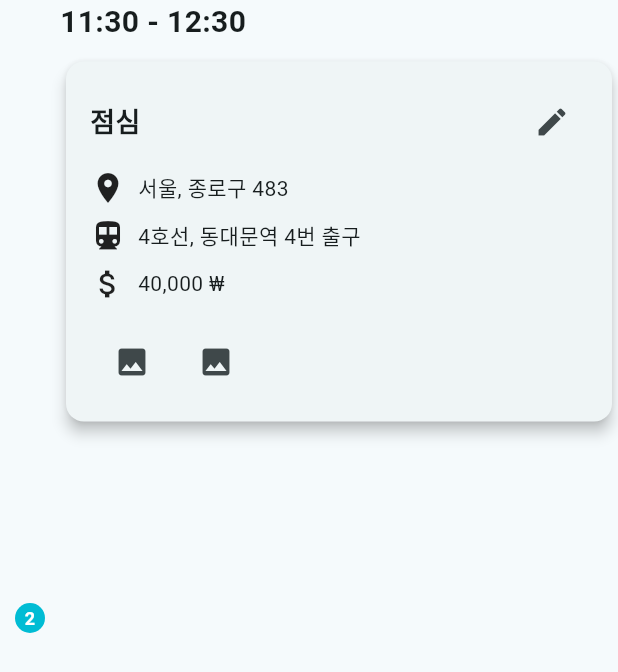
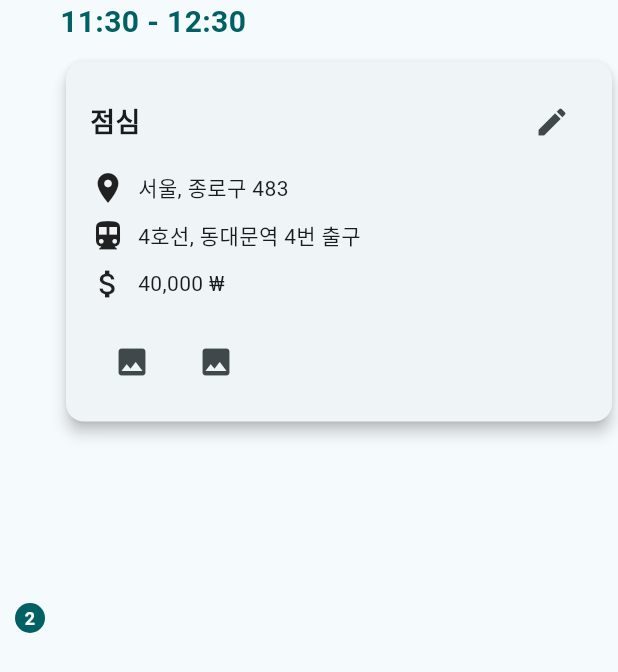
Before and after one commit to clapkong/Final_Travel_Planner, a Flutter app: the ScheduleItem widget shown alone on an empty page, opened directly, on a phone screen of 412 x 824 dp. Shown: the top 672 px of the screen. Run offline on Flutter 3.47's test engine with Material 3 defaults, Android fonts, the phone set to English and light mode, and no system bars; our stand-ins replace carousel_slider, csc_picker, google_maps_flutter; Roboto replaces fonts that are missing (Pretendard).

Commit message:
minor design changes

```diff
--- a/lib/pages/results_page.dart
+++ b/lib/pages/results_page.dart
@@ -811,7 +811,7 @@ class ScheduleItem extends StatelessWidget {
               height: 20,
               decoration: BoxDecoration(
                 shape: BoxShape.circle,
-                color: Colors.cyan,
+                color: Colors.cyan.shade900,
               ),
               child: Center(
                 child: Text(
@@ -835,6 +835,7 @@ class ScheduleItem extends StatelessWidget {
                 style: TextStyle(
                   fontSize: 20,
                   fontWeight: FontWeight.bold,
+                  color: Colors.cyan[900]
                 ),
               ),
               SizedBox(height: 8),
@@ -855,7 +856,7 @@ class ScheduleItem extends StatelessWidget {
                             title,
                             style: TextStyle(
                               fontSize: 18,
-                              fontWeight: FontWeight.bold,
+                              fontWeight: FontWeight.w600,
                             ),
                           ),
                           IconButton(
```
